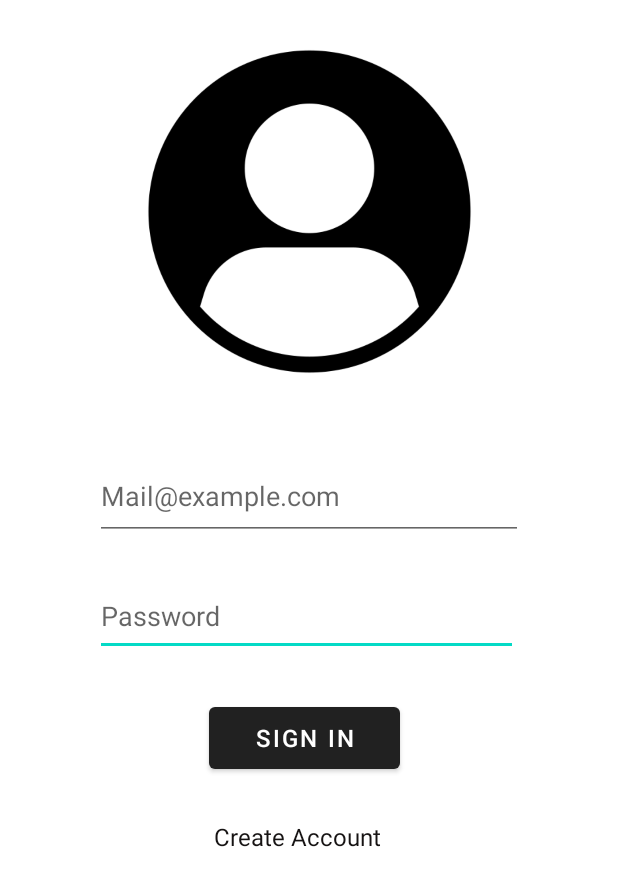
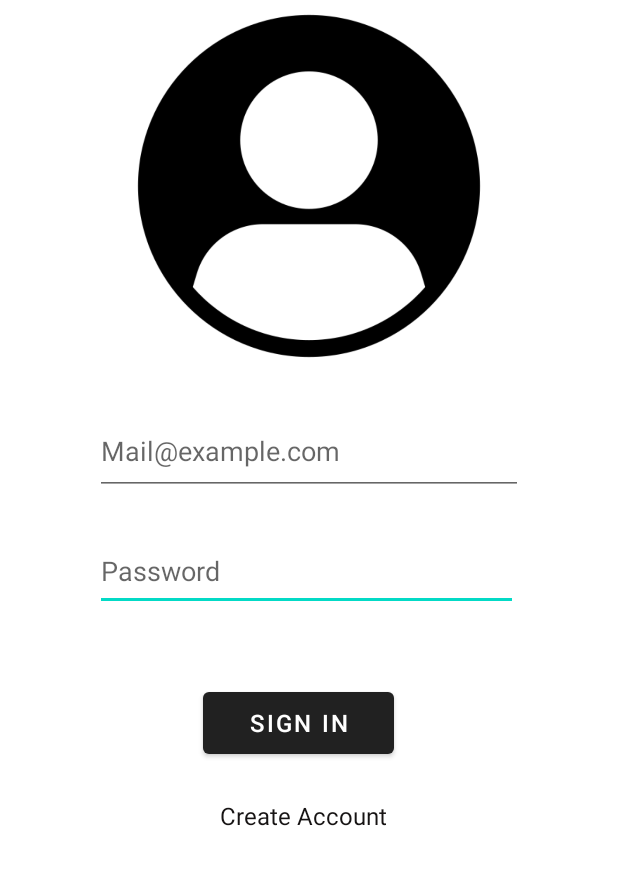
Before and after one commit to SNurullahS/ArtLib, an Android app: the layout fragment_user_login.xml on its own in the app's theme, with its tools: preview values and no code run, on a phone screen of 412 x 824 dp. Shown: the top 886 px of the screen. Run offline under Robolectric (Android 15) with nearby library versions, the phone set to English and light mode, and no system bars.

Commit message:
Sing up and sign in fragments are done

```diff
--- a/app/build.gradle.kts
+++ b/app/build.gradle.kts
@@ -2,6 +2,7 @@ plugins {
     alias(libs.plugins.android.application)
     alias(libs.plugins.kotlin.android)
     id("androidx.navigation.safeargs")
+    id("com.google.gms.google-services")
 }
 
 android {
@@ -33,6 +34,9 @@ android {
     }
     kotlinOptions {
         jvmTarget = "1.8"
+    }
+    buildFeatures{
+        viewBinding = true
     }
 }
 
--- a/app/src/main/java/com/nurullahsevinckan/artlib/view/AddArt.kt
+++ b/app/src/main/java/com/nurullahsevinckan/artlib/view/AddArt.kt
@@ -7,9 +7,11 @@ import android.view.ViewGroup
 import androidx.fragment.app.Fragment
 
 import com.nurullahsevinckan.artlib.R
+import com.nurullahsevinckan.artlib.databinding.FragmentAddArtBinding
 
 
 class AddArt : Fragment() {
+    private  var binding : FragmentAddArtBinding? = null
 
 
     override fun onCreate(savedInstanceState: Bundle?) {
@@ -23,6 +25,7 @@ class AddArt : Fragment() {
     ): View? {
         // Inflate the layout for this fragment
         return inflater.inflate(R.layout.fragment_add_art, container, false)
+
     }
 
 }
--- a/app/src/main/res/layout/fragment_user_login.xml
+++ b/app/src/main/res/layout/fragment_user_login.xml
@@ -24,10 +24,10 @@
 
     <ImageView
         android:id="@+id/imageView2"
-        android:layout_width="239dp"
-        android:layout_height="226dp"
-        android:layout_marginTop="28dp"
-        android:src="@drawable/enter"
+        android:layout_width="253dp"
+        android:layout_height="240dp"
+        android:layout_marginTop="4dp"
+        android:src="@drawable/userlo"
         app:layout_constraintEnd_toEndOf="parent"
         app:layout_constraintStart_toStartOf="parent"
         app:layout_constraintTop_toTopOf="parent"
@@ -37,7 +37,7 @@
         android:id="@+id/mailText"
         android:layout_width="285dp"
         android:layout_height="58dp"
-        android:layout_marginTop="48dp"
+        android:layout_marginTop="28dp"
         android:ems="10"
         android:hint="Mail@example.com"
         android:inputType="text"
@@ -49,8 +49,8 @@
         android:id="@+id/signinButton"
         android:layout_width="127dp"
         android:layout_height="53dp"
-        android:layout_marginStart="76dp"
-        android:layout_marginTop="28dp"
+        android:layout_marginStart="72dp"
+        android:layout_marginTop="48dp"
         android:onClick="signingButtonClick"
         android:text="Sign In"
         android:textSize="16sp"
@@ -61,9 +61,9 @@
         android:id="@+id/createAccountButton"
         android:layout_width="124dp"
         android:layout_height="41dp"
-        android:layout_marginTop="28dp"
+        android:layout_marginTop="24dp"
         android:onClick="createAccountClick"
-        android:text="Create Account"
+        android:text="  Create Account"
         android:textColor="#161313"
         android:textSize="16sp"
         app:layout_constraintEnd_toEndOf="@+id/signinButton"
--- a/app/src/main/res/navigation/navigation_graph.xml
+++ b/app/src/main/res/navigation/navigation_graph.xml
@@ -3,7 +3,7 @@
     xmlns:app="http://schemas.android.com/apk/res-auto"
     xmlns:tools="http://schemas.android.com/tools"
     android:id="@+id/navigation_graph"
-    app:startDestination="@id/mainPage">
+    app:startDestination="@id/userLogin">
 
     <fragment
         android:id="@+id/userLogin"
--- a/app/src/main/res/values/strings.xml
+++ b/app/src/main/res/values/strings.xml
@@ -1,5 +1,4 @@
 <resources>
     <string name="app_name">ArtLib</string>
-    <!-- TODO: Remove or change this placeholder text -->
     <string name="hello_blank_fragment">Hello blank fragment</string>
 </resources>
```
Also changed, not shown: app/src/main/java/com/nurullahsevinckan/artlib/view/NewUser.kt (+42 -2 lines), app/src/main/java/com/nurullahsevinckan/artlib/view/UserLogin.kt (+58 -1 lines), app/src/main/res/drawable/enter.png (deleted), 1 other file.
